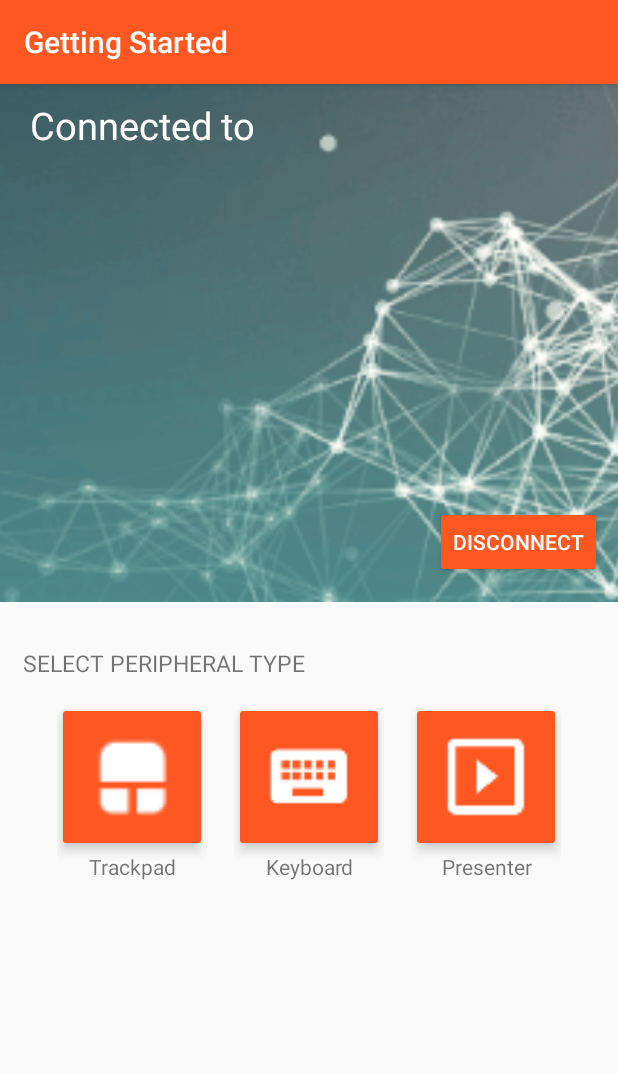
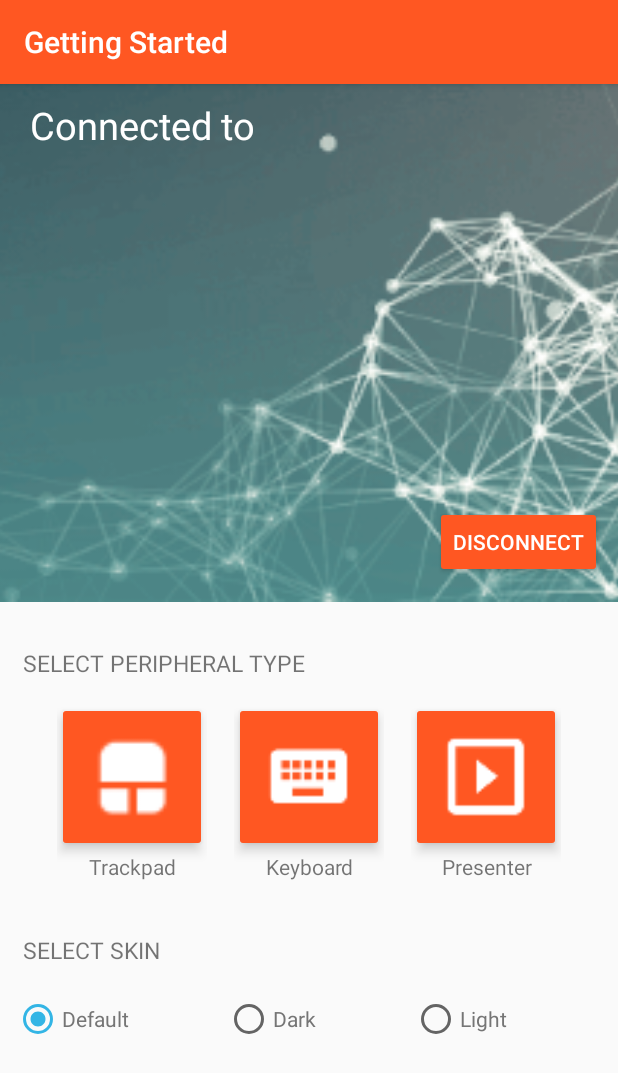
Before and after one commit to gab-santi/Mobility-Final-, an Android app: the SelectActivity screen opened directly, with no data from a screen before it, on a phone screen of 412 x 824 dp. Shown: the top 1073 px of the screen. Run offline under Robolectric (Android 15) with nearby library versions, the phone set to English and light mode, and no system bars; Roboto replaces fonts that are not available here; 1 statement that could not run was skipped.

Commit message:
Minor fixes

```diff
--- a/app/src/main/java/com/example/gab/mobility_final/SelectActivity.java
+++ b/app/src/main/java/com/example/gab/mobility_final/SelectActivity.java
@@ -8,6 +8,7 @@ import android.view.View;
 import android.view.inputmethod.InputMethodManager;
 import android.widget.Button;
 import android.widget.ImageButton;
+import android.widget.RadioButton;
 import android.widget.TextView;
 
 public class SelectActivity extends AppCompatActivity {
@@ -18,10 +19,15 @@ public class SelectActivity extends AppCompatActivity {
     ImageButton bt_keyboard;
     ImageButton bt_presenter;
     TextView tv_ip;
+    RadioButton rb_default;
+    RadioButton rb_dark;
+    RadioButton rb_light;
 
     @Override
     protected void onCreate(Bundle savedInstanceState) {
         //((InputMethodManager)getSystemService(Context.INPUT_METHOD_SERVICE)).hideSoftInputFromWindow(_pay_box_helper.getWindowToken(), 0);
+
+        //setTheme(R.style.DarkTheme);
         super.onCreate(savedInstanceState);
         setContentView(R.layout.activity_select);
 
@@ -32,6 +38,9 @@ public class SelectActivity extends AppCompatActivity {
         bt_keyboard = (ImageButton) findViewById(R.id.bt_keyboard);
         bt_presenter = (ImageButton) findViewById(R.id.bt_presenter);
         tv_ip = (TextView) findViewById(R.id.tv_ipAddress);
+        rb_default = (RadioButton) findViewById(R.id.rb_default);
+        rb_dark = (RadioButton) findViewById(R.id.rb_dark);
+        rb_light = (RadioButton) findViewById(R.id.rb_light);
 
         tv_ip.setText(ip);
 
@@ -73,6 +82,36 @@ public class SelectActivity extends AppCompatActivity {
                 startActivity(i);
             }
         });
+
+        rb_default.setOnClickListener(new View.OnClickListener() {
+            @Override
+            public void onClick(View view) {
+                boolean isClicked = ((RadioButton) view).isChecked();
+
+                if (isClicked)
+                    setTheme(R.style.Mobility);
+            }
+        });
+
+        rb_dark.setOnClickListener(new View.OnClickListener() {
+            @Override
+            public void onClick(View view) {
+                boolean isClicked = ((RadioButton) view).isChecked();
+
+                if (isClicked)
+                    setTheme(R.style.DarkTheme);
+            }
+        });
+
+        rb_light.setOnClickListener(new View.OnClickListener() {
+            @Override
+            public void onClick(View view) {
+                boolean isClicked = ((RadioButton) view).isChecked();
+
+                if (isClicked)
+                    setTheme(R.style.LightTheme);
+            }
+        });
     }
 
     public void send(View v, String message, String ip_address) {
--- a/app/src/main/res/layout/activity_select.xml
+++ b/app/src/main/res/layout/activity_select.xml
@@ -113,7 +113,7 @@
                     android:layout_width="100dp"
                     android:layout_height="100dp"
                     android:id="@+id/bt_trackpad"
-                    android:backgroundTint="#ff5722"
+                    android:backgroundTint="@color/colorPrimary"
                     android:src="@drawable/ic_trackpad"
                     android:scaleType="fitCenter"
                     android:elevation="5dp"/>
@@ -140,7 +140,7 @@
                     android:layout_width="100dp"
                     android:layout_height="100dp"
                     android:id="@+id/bt_keyboard"
-                    android:backgroundTint="#ff5722"
+                    android:backgroundTint="@color/colorPrimary"
                     android:src="@drawable/ic_keyboard"
                     android:scaleType="fitCenter"
                     android:elevation="5dp"/>
@@ -165,7 +165,7 @@
                     android:layout_width="100dp"
                     android:layout_height="100dp"
                     android:id="@+id/bt_presenter"
-                    android:backgroundTint="#ff5722"
+                    android:backgroundTint="@color/colorPrimary"
                     android:src="@drawable/ic_slideshow"
                     android:scaleType="fitCenter"
                     android:elevation="5dp"/>
@@ -180,8 +180,50 @@
 
             </LinearLayout>
 
+
         </LinearLayout>
+
+        <TextView
+            android:layout_width="wrap_content"
+            android:layout_height="wrap_content"
+            android:text="SELECT SKIN"
+            android:padding="10dp"
+            android:textSize="15sp"
+            android:layout_marginTop="20dp"
+            android:paddingStart="15dp"/>
+
+        <RadioGroup
+            android:layout_width="match_parent"
+            android:layout_height="wrap_content"
+            android:orientation="horizontal"
+            android:padding="9dp"
+
+            android:weightSum="3">
+            <RadioButton
+                android:layout_width="wrap_content"
+                android:layout_height="wrap_content"
+                android:text="Default"
+                android:checked="true"
+                android:textColor="#757575"
+                android:id="@+id/rb_default"
+                android:layout_weight="1"/>
+            <RadioButton
+                android:layout_width="wrap_content"
+                android:layout_height="wrap_content"
+                android:text="Dark"
+                android:textColor="#757575"
+                android:id="@+id/rb_dark"
+                android:layout_weight="1"/>
+            <RadioButton
+                android:layout_width="wrap_content"
+                android:layout_height="wrap_content"
+                android:text="Light"
+                android:textColor="#757575"
+                android:id="@+id/rb_light"
+                android:layout_weight="1"/>
+        </RadioGroup>
     </LinearLayout>
 
 
+
 </LinearLayout>
--- a/app/src/main/res/values/styles.xml
+++ b/app/src/main/res/values/styles.xml
@@ -8,6 +8,9 @@
         <item name="colorAccent">@android:color/holo_blue_light</item>
     </style>
 
+    <style name="LightTheme" parent="@android:style/Theme.Material.Light"></style>
+    <style name="DarkTheme" parent="@android:style/ThemeOverlay.Material.Dark"></style>
+
     <style name="Mobility" parent="AppTheme" />
 
 </resources>
```
Also changed, not shown: app/src/main/java/com/example/gab/mobility_final/Keyboard.java (+8 -0 lines), app/src/main/java/com/example/gab/mobility_final/MainActivity.java (+11 -0 lines), app/src/main/java/com/example/gab/mobility_final/Presenter.java (+9 -0 lines), app/src/main/res/layout/activity_keyboard.xml (+8 -0 lines), app/src/main/res/layout/activity_presenter.xml (+11 -3 lines).
